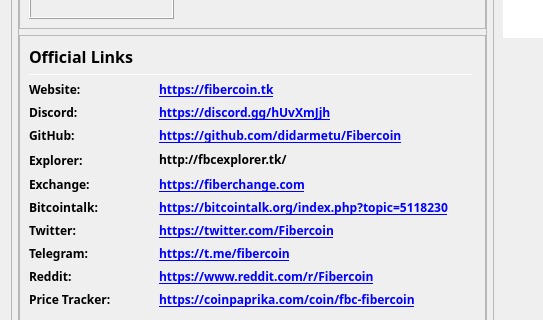
didarmetu/Fibercoin, file src/qt/forms/overviewpage.ui: the form before one commit; both pictures show x 0 to 543 and y 419 to 739 of the 978 by 841 pixel window.
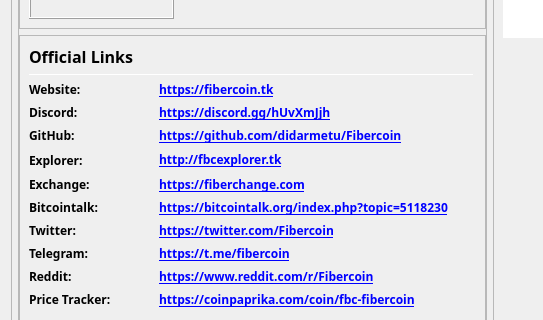
The form after the commit. Icons and pictures are not drawn.

Patch:
```diff
--- a/src/qt/forms/overviewpage.ui
+++ b/src/qt/forms/overviewpage.ui
@@ -875,7 +875,7 @@
                         </font>
                        </property>
                        <property name="text">
-                        <string notr="true">&lt;a href=&quot;http://fbcexplorer.tk &quot;&gt;http://fbcexplorer.tk/ &lt;/a&gt;</string>
+                        <string notr="true">&lt;a href=&quot;http://fbcexplorer.tk&quot;&gt;http://fbcexplorer.tk&lt;/a&gt;</string>
                        </property>
                        <property name="alignment">
                         <set>Qt::AlignLeading|Qt::AlignLeft|Qt::AlignVCenter</set>
```
